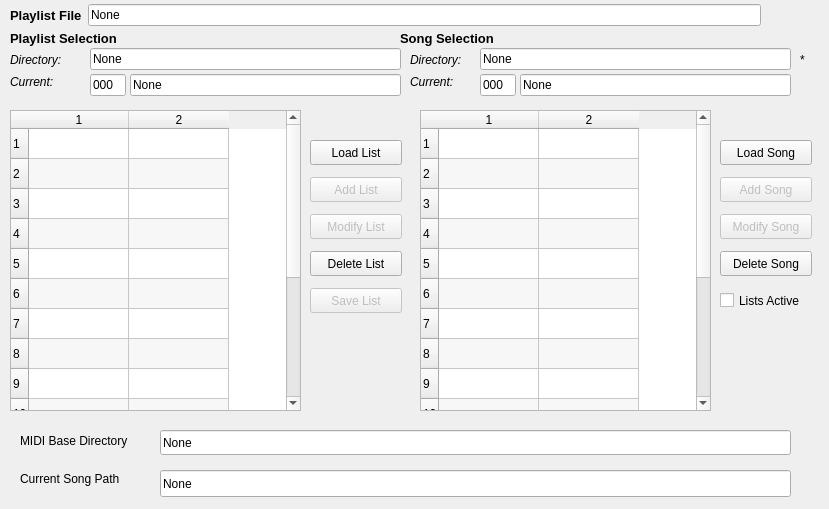
First picture: the form in seq_qt5/forms/qplaylistframe.ui, repository ahlstromcj/seq66, before the edit.
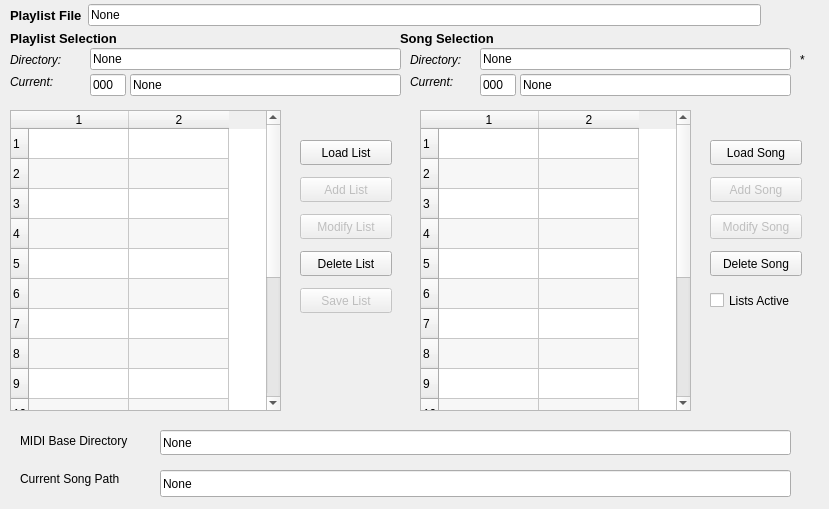
Second picture: the form after the edit.

```diff
--- a/seq_qt5/forms/qplaylistframe.ui
+++ b/seq_qt5/forms/qplaylistframe.ui
@@ -38,7 +38,7 @@
     <rect>
      <x>10</x>
      <y>110</y>
-     <width>291</width>
+     <width>271</width>
      <height>301</height>
     </rect>
    </property>
@@ -173,7 +173,7 @@
     <rect>
      <x>420</x>
      <y>110</y>
-     <width>291</width>
+     <width>271</width>
      <height>301</height>
     </rect>
    </property>
@@ -359,9 +359,9 @@
   <widget class="QWidget" name="layoutWidget_1">
    <property name="geometry">
     <rect>
-     <x>310</x>
+     <x>300</x>
      <y>140</y>
-     <width>94</width>
+     <width>101</width>
      <height>175</height>
     </rect>
    </property>
@@ -502,9 +502,9 @@
   <widget class="QWidget" name="layoutWidget_2">
    <property name="geometry">
     <rect>
-     <x>720</x>
+     <x>710</x>
      <y>140</y>
-     <width>94</width>
+     <width>111</width>
      <height>175</height>
     </rect>
    </property>
@@ -616,13 +616,13 @@
      <widget class="QCheckBox" name="checkBoxPlaylistActive">
       <property name="minimumSize">
        <size>
-        <width>92</width>
+        <width>98</width>
         <height>25</height>
        </size>
       </property>
       <property name="maximumSize">
        <size>
-        <width>92</width>
+        <width>98</width>
         <height>25</height>
        </size>
       </property>
```
